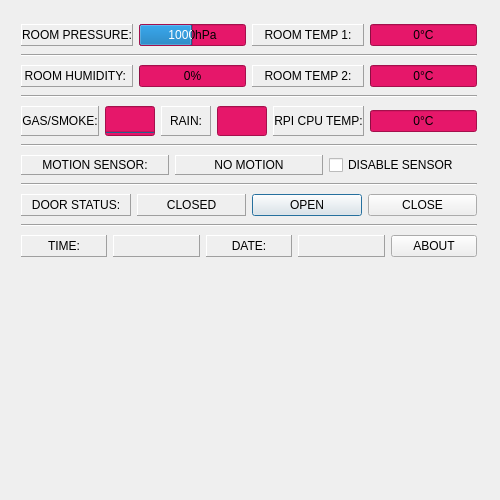
Before: the Qt Designer form dialog.ui in domazetov/smarthouse, drawn with Qt 5.
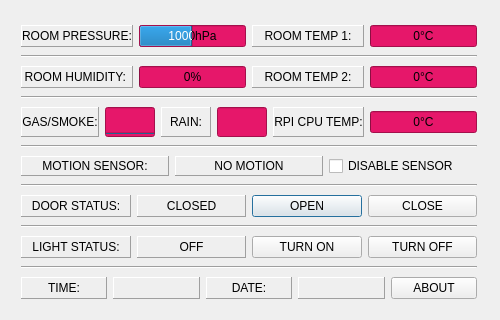
After: the same form once the commit is applied.

```diff
--- a/dialog.ui
+++ b/dialog.ui
@@ -7,7 +7,7 @@
     <x>0</x>
     <y>0</y>
     <width>500</width>
-    <height>500</height>
+    <height>320</height>
    </rect>
   </property>
   <property name="sizePolicy">
@@ -19,13 +19,13 @@
   <property name="minimumSize">
    <size>
     <width>500</width>
-    <height>278</height>
+    <height>320</height>
    </size>
   </property>
   <property name="maximumSize">
    <size>
     <width>500</width>
-    <height>500</height>
+    <height>320</height>
    </size>
   </property>
   <property name="windowTitle">
@@ -35,9 +35,9 @@
    <property name="geometry">
     <rect>
      <x>10</x>
-     <y>11</y>
+     <y>12</y>
      <width>478</width>
-     <height>260</height>
+     <height>307</height>
     </rect>
    </property>
    <layout class="QVBoxLayout" name="verticalLayout">
@@ -540,6 +540,63 @@
       </property>
      </widget>
     </item>
+    <item>
+     <layout class="QHBoxLayout" name="horizontalLayout_10">
+      <item>
+       <widget class="QLabel" name="label_16">
+        <property name="frameShape">
+         <enum>QFrame::Panel</enum>
+        </property>
+        <property name="frameShadow">
+         <enum>QFrame::Raised</enum>
+        </property>
+        <property name="text">
+         <string>LIGHT STATUS:</string>
+        </property>
+        <property name="alignment">
+         <set>Qt::AlignCenter</set>
+        </property>
+       </widget>
+      </item>
+      <item>
+       <widget class="QLabel" name="label_17">
+        <property name="frameShape">
+         <enum>QFrame::Panel</enum>
+        </property>
+        <property name="frameShadow">
+         <enum>QFrame::Raised</enum>
+        </property>
+        <property name="text">
+         <string>OFF</string>
+        </property>
+        <property name="alignment">
+         <set>Qt::AlignCenter</set>
+        </property>
+       </widget>
+      </item>
+      <item>
+       <widget class="QPushButton" name="pushButton_4">
+        <property name="text">
+         <string>TURN ON</string>
+        </property>
+       </widget>
+      </item>
+      <item>
+       <widget class="QPushButton" name="pushButton_5">
+        <property name="text">
+         <string>TURN OFF</string>
+        </property>
+       </widget>
+      </item>
+     </layout>
+    </item>
+    <item>
+     <widget class="Line" name="line_7">
+      <property name="orientation">
+       <enum>Qt::Horizontal</enum>
+      </property>
+     </widget>
+    </item>
     <item>
      <layout class="QHBoxLayout" name="horizontalLayout_9">
       <item>
```
